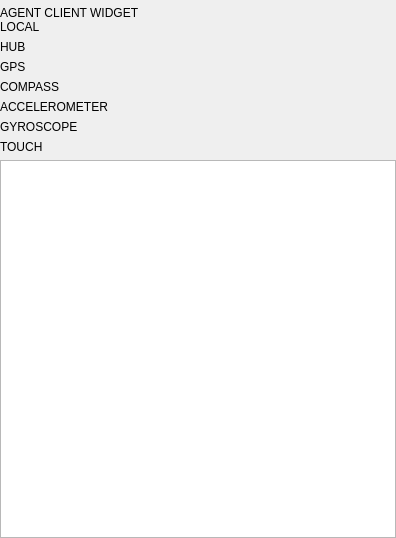
First picture: the form in src/libs/libcore/ui/AgentClientWidget.ui, repository mrdeveloperdude/OctoMY, before the edit.
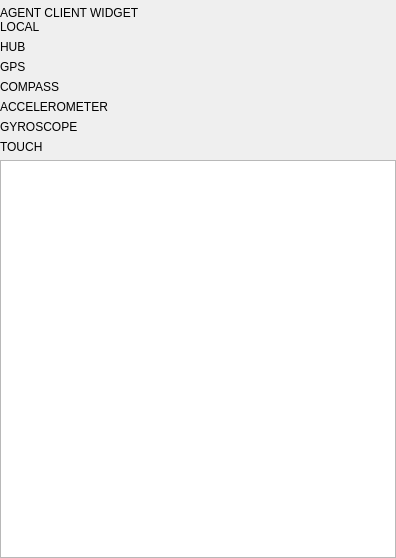
Second picture: the form after the edit. The open tabs and pages were chosen to show the change. Custom widgets are drawn as their Qt base class.

What changed in the file:
```diff
--- a/src/libs/libcore/ui/AgentClientWidget.ui
+++ b/src/libs/libcore/ui/AgentClientWidget.ui
@@ -7,7 +7,7 @@
     <x>0</x>
     <y>0</y>
     <width>396</width>
-    <height>535</height>
+    <height>558</height>
    </rect>
   </property>
   <property name="windowTitle">
```
Left out of the diff: 2 changed lines with no effect on the pictures.
